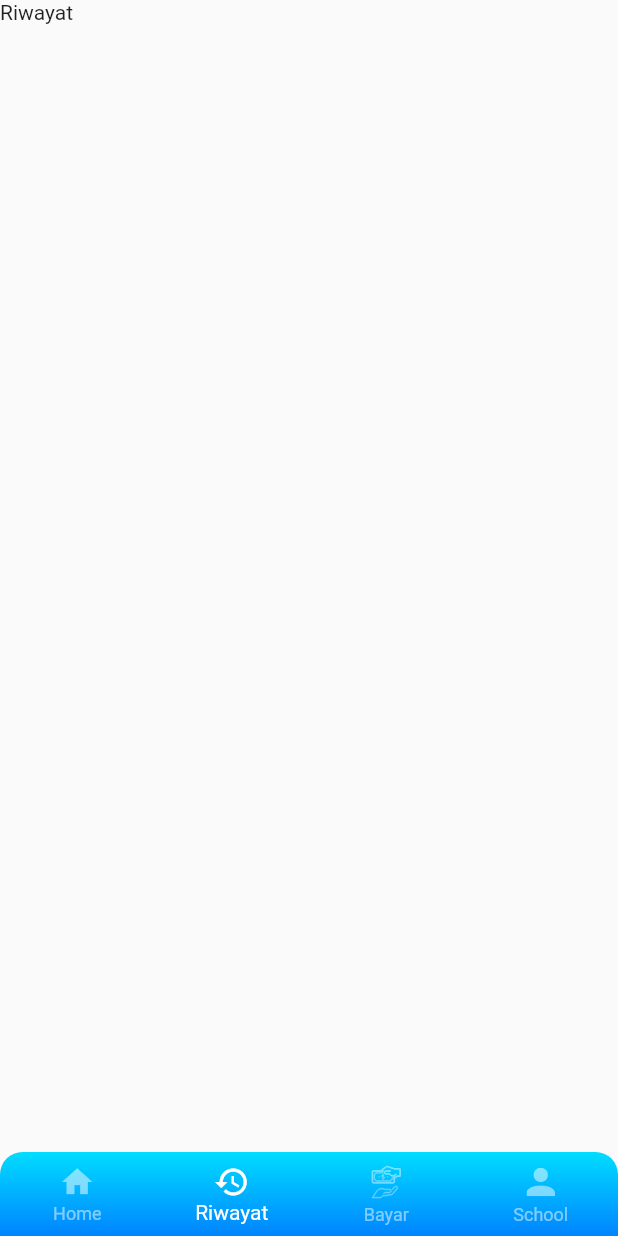
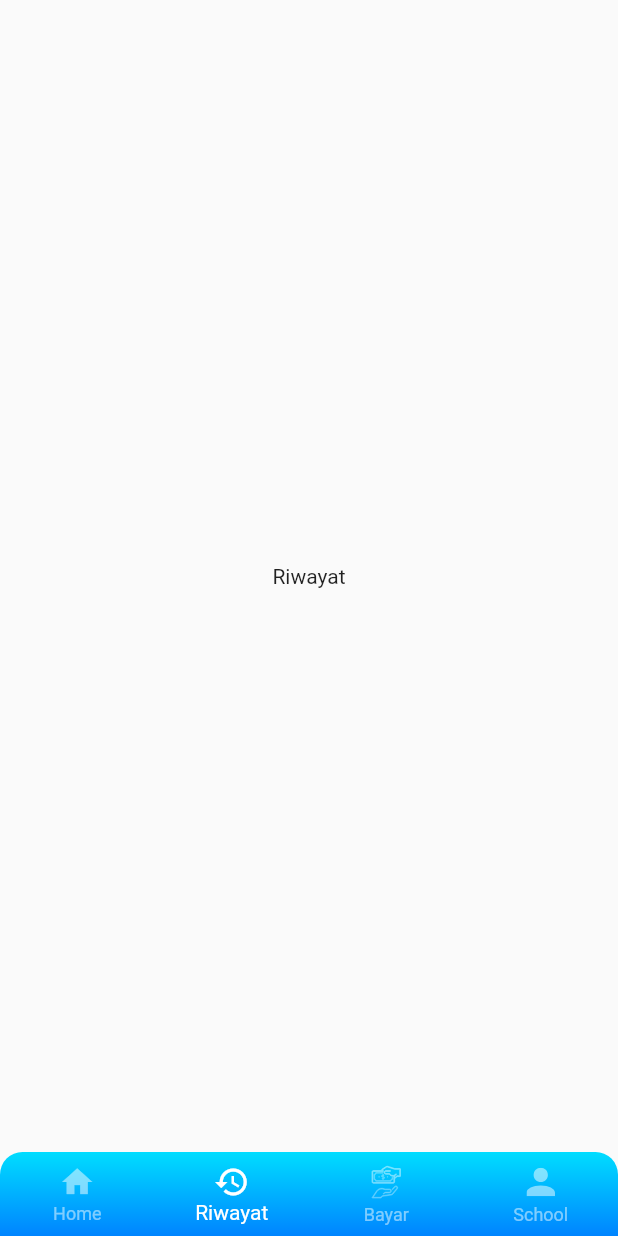
Before and after one commit to TeamFunction/spp_project, a Flutter app: the Pages screen opened directly, item 2 of the bottom bar chosen, on a phone screen of 412 x 824 dp. Run offline on Flutter 3.47's test engine with Material 2 defaults, Android fonts, the phone set to English and light mode, and no system bars; our stand-ins replace flutter_svg.

```diff
--- a/lib/main.dart
+++ b/lib/main.dart
@@ -25,11 +25,11 @@ class MyApp extends StatelessWidget {
       theme: ThemeData(
         primarySwatch: Colors.blue,
       ),
-      // home: SplashScreen(),
+      home: SplashScreen(),
       // home: Scaffold(
       //   body: const MyCustomForm(),
       // ),
-      home: Pages(),
+      // home: Pages(),
       // home: Tes(),
       // home: IntroScreen(),
     );
--- a/lib/screens/item.dart
+++ b/lib/screens/item.dart
@@ -2,8 +2,8 @@ import 'package:flutter/cupertino.dart';
 import 'package:project_spp/screens/profile.dart';
 
 const List<Widget> itemList = <Widget>[
-  Text("Home"),
-  Text("Riwayat"),
-  Text("Bayar"),
+  Center(child: Text("Home")),
+  Center(child: Text("Riwayat")),
+  Center(child: Text("Bayar")),
   Profile()
 ];
--- a/lib/screens/login.dart
+++ b/lib/screens/login.dart
@@ -3,6 +3,7 @@ import 'package:flutter/services.dart';
 import 'package:flutter_svg/svg.dart';
 import 'package:project_spp/conf.dart';
 import 'package:project_spp/screens/home.dart';
+import 'package:project_spp/screens/navbar.dart';
 
 class toLogin extends StatelessWidget {
   @override
@@ -243,9 +244,7 @@ class LoginState extends State<Login> {
                                                         context,
                                                         MaterialPageRoute(
                                                           builder: (context) =>
-                                                              Home(
-                                                                  title:
-                                                                      'Flutter Demo Home Page'),
+                                                              Pages(),
                                                         ),
                                                       );
                                                     }
```
Also changed, not shown: lib/screens/splash.dart (+11 -7 lines).
